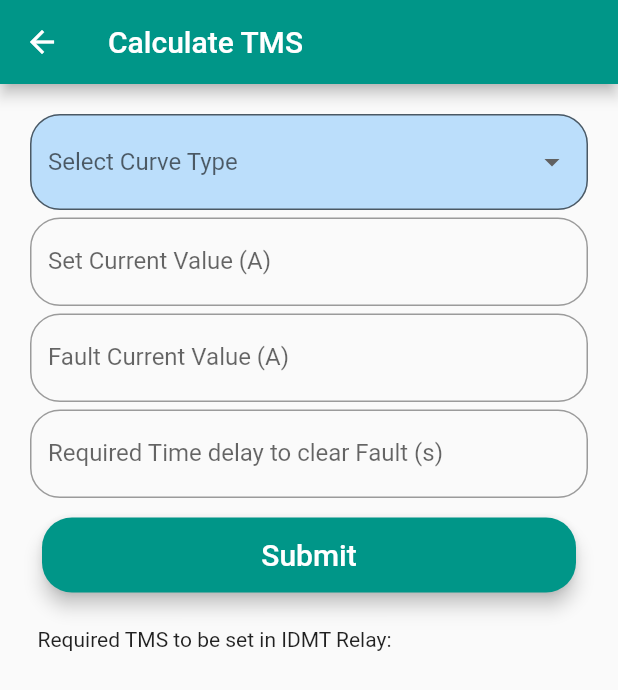
After one commit to cool412/aio4getco, a Flutter app: the IDMTScreen screen opened directly, after a tap on "Required TMS", on a phone screen of 412 x 824 dp. The commit adds this screen. Shown: the top 690 px of the screen. Run offline on Flutter 3.47's test engine with Material 2 defaults, Android fonts, the phone set to English and light mode, and no system bars.

```diff
--- a/lib/data/conductorImpedanceList.dart
+++ b/lib/data/conductorImpedanceList.dart
@@ -24,3 +24,34 @@ List<ConductorImpedance> initiateConductorData() {
       0.372, 0.3761, 0.286, 1.029, 1.068, 81.439, 74.467));
   return populateList;
 }
+
+class CurveClass {
+  String typeCurve;
+  double kValue, cValue, aValue, pValue;
+
+  CurveClass(
+      this.typeCurve, this.kValue, this.cValue, this.aValue, this.pValue);
+}
+
+List<CurveClass> initiateCurveData() {
+  List<CurveClass> populateList = [];
+  populateList
+      .add(CurveClass("IEC Standard Inverse Time (SI)", 0.14, 0, 0.02, 1));
+  populateList.add(CurveClass("IEC Very Inverse Time (VI)", 13.5, 0, 1, 1));
+  populateList.add(CurveClass("IEC Extremely Inverse Time (EI)", 80, 0, 2, 1));
+  populateList.add(CurveClass("IEC Long Time Inverse", 120, 0, 1, 1));
+  populateList.add(CurveClass(
+      "IEEE Moderately Invertime Time (MI)", 0.0515, 0.114, 0.02, 1));
+  populateList
+      .add(CurveClass("IEEE Very Inverse Time (VI)", 19.61, 0.491, 2, 1));
+  populateList
+      .add(CurveClass("IEEE Extremely Inverse Time (EI)", 28.2, 0.1217, 2, 1));
+  populateList.add(CurveClass("US Time Inverse (CO8)", 5.95, 0.18, 2, 1));
+  populateList.add(
+      CurveClass("US Short Time Inverse (CO2 P20)", 0.02394, 0.01694, 0.02, 1));
+  populateList.add(
+      CurveClass("US Short Time Inverse (CO2 P40)", 0.16758, 0.11858, 0.02, 1));
+  populateList.add(CurveClass("RI", -4.2373, 0, 1, 1.43644));
+
+  return populateList;
+}
--- /dev/null
+++ b/lib/idmtCalc.dart
@@ -0,0 +1,97 @@
+import 'package:aio4getco/idmtSet/calcFaultCurrent.dart';
+import 'package:aio4getco/idmtSet/calcFaultTime.dart';
+import 'package:aio4getco/idmtSet/calcPlug.dart';
+import 'package:aio4getco/idmtSet/calcTMS.dart';
+import 'package:flutter/cupertino.dart';
+import 'package:flutter/material.dart';
+
+class IDMTScreen extends StatefulWidget {
+  _IDMTState createState() => _IDMTState();
+}
+
+class _IDMTState extends State<IDMTScreen> {
+  static const String faultTime = "Fault Clearance Time";
+  static const String setTms = "Required TMS";
+  static const String faultCurrent = "Fault Current";
+  static const String plugSetting = "Plug Setting";
+
+  @override
+  Widget build(BuildContext context) {
+    return Scaffold(
+      appBar: AppBar(
+        title: new Text("IDMT Calculation"),
+      ),
+      body: new Container(
+        padding: EdgeInsets.all(20.0),
+        child: SingleChildScrollView(
+          child: Column(
+            crossAxisAlignment: CrossAxisAlignment.start,
+            children: [
+              SizedBox(height: 10.0),
+              gridButton(setTms),
+              SizedBox(height: 10.0),
+              gridButton(faultTime),
+              SizedBox(height: 10.0),
+              gridButton(faultCurrent),
+              SizedBox(height: 10.0),
+              gridButton(plugSetting),
+            ],
+          ),
+        ),
+      ),
+    );
+  }
+
+  Widget gridButton(String displayText) {
+    return RaisedButton(
+      color: Colors.white,
+      elevation: 5.0,
+      onPressed: () {
+        _pushToNextActivity(displayText);
+      },
+      shape: new RoundedRectangleBorder(
+        borderRadius: new BorderRadius.circular(15.0),
+      ),
+      child: Column(
+        mainAxisAlignment: MainAxisAlignment.center,
+        crossAxisAlignment: CrossAxisAlignment.center,
+        children: <Widget>[
+          new Center(
+            child: Text(
+              displayText,
+              style: TextStyle(color: Colors.blue, fontSize: 17.0),
+            ),
+          ),
+        ],
+      ),
+    );
+  }
+
+  void _pushToNextActivity(String selection) {
+    switch (selection) {
+      case setTms:
+        {
+          Navigator.of(context).push(
+              new MaterialPageRoute(builder: (context) => TMSScreen()));
+        }
+        break;
+      case faultTime:
+        {
+          Navigator.of(context).push(
+              new MaterialPageRoute(builder: (context) => FaultTimeScreen()));
+        }
+        break;
+      case faultCurrent:
+        {
+          Navigator.of(context).push(
+              new MaterialPageRoute(builder: (context) => FaultCurrentScreen()));
+        }
+        break;
+      case plugSetting:
+        {
+          Navigator.of(context)
+              .push(new MaterialPageRoute(builder: (context) => PlugScreen()));
+        }
+    }
+  }
+}
--- /dev/null
+++ b/lib/idmtSet/calcTMS.dart
@@ -0,0 +1,246 @@
+import 'dart:math';
+import 'package:aio4getco/data/conductorImpedanceList.dart';
+import 'package:flutter/cupertino.dart';
+import 'package:flutter/material.dart';
+import 'package:flutter/services.dart';
+
+class TMSScreen extends StatefulWidget {
+  _TMSState createState() => _TMSState();
+}
+
+class _TMSState extends State<TMSScreen> {
+  List<CurveClass> curveList;
+
+  final GlobalKey<FormState> _formKey = GlobalKey<FormState>();
+
+  CurveClass _selectCurve;
+
+  double _setValue, _faultValue, _timeRequired;
+
+  String _setValueText = "Set Current Value (A)";
+  String _faultValueText = "Fault Current Value (A)";
+  String _timeRequiredText = "Required Time delay to clear Fault (s)";
+
+  String _requiredTMS = "";
+
+  @override
+  void initState() {
+    super.initState();
+    curveList = initiateCurveData();
+  }
+
+  @override
+  Widget build(BuildContext context) {
+    return Scaffold(
+      appBar: AppBar(
+        title: new Text("Calculate TMS"),
+      ),
+      body: new Container(
+        padding: EdgeInsets.all(20.0),
+        child: SingleChildScrollView(
+          child: Form(
+            key: _formKey,
+            child: Column(
+              crossAxisAlignment: CrossAxisAlignment.start,
+              children: [
+                buildList4CurveType(),
+                SizedBox(height: 5.0),
+                buildSetValueField(),
+                SizedBox(height: 5.0),
+                buildFaultValueField(),
+                SizedBox(height: 5.0),
+                buildTimeField(),
+                SizedBox(height: 5.0),
+                buildButtonContainer(),
+                SizedBox(height: 10.0),
+                buildResultText(),
+              ],
+            ),
+          ),
+        ),
+      ),
+    );
+  }
+
+  Widget buildResultText(){
+    return Container(
+      padding: EdgeInsets.all(5.0),
+      child: Column(
+        crossAxisAlignment: CrossAxisAlignment.start,
+        children: [
+          new Text("Required TMS to be set in IDMT Relay: " + _requiredTMS),
+        ],
+      ),
+    );
+  }
+
+  Widget buildList4CurveType() {
+    return new DropdownButtonFormField<CurveClass>(
+      isDense: true,
+      isExpanded: true,
+      focusColor: Colors.deepOrangeAccent,
+      dropdownColor: Colors.blue[100],
+      decoration: InputDecoration(
+          border: OutlineInputBorder(
+            borderRadius: const BorderRadius.all(
+              const Radius.circular(20.0),
+            ),
+          ),
+          filled: true,
+          hintStyle: TextStyle(color: Colors.blue[100]),
+          hintText: "Select Curve Type",
+          fillColor: Colors.blue[100]),
+      hint: new Text("Select Curve Type"),
+      elevation: 10,
+      value: _selectCurve,
+      onChanged: (CurveClass value) {
+        setState(() {
+          _selectCurve = value;
+        });
+      },
+      validator: (CurveClass value) {
+        if (value == null) {
+          return 'Please select Curve Type';
+        }
+        return null;
+      },
+      items: curveList.map((CurveClass list) {
+        return new DropdownMenuItem<CurveClass>(
+          value: list,
+          child: new Text(
+            list.typeCurve,
+            overflow: TextOverflow.clip,
+          ),
+        );
+      }).toList(),
+    );
+  }
+
+  Widget buildSetValueField() {
+    return TextFormField(
+      //controller: h2Controller,
+      inputFormatters: [
+        WhitelistingTextInputFormatter(RegExp(r'^\d+\.?\d{0,2}')),
+      ],
+      keyboardType: TextInputType.numberWithOptions(decimal: true),
+      validator: (value) {
+        if (value.isEmpty) {
+          return 'Field can not be empty';
+        }
+        double test = double.tryParse(value);
+        if (test == null || test <= 0) {
+          return 'Entered value is invalid';
+        }
+        return null;
+      },
+      onSaved: (value) {
+        _setValue = double.tryParse(value);
+      },
+      decoration: InputDecoration(
+        labelText: _setValueText,
+        hintStyle: TextStyle(color: Colors.grey, fontSize: 16.0),
+        border: OutlineInputBorder(borderRadius: BorderRadius.circular(20.0)),
+        //prefixIcon: Icon(Icons.email),
+        suffixText: "A",
+      ),
+    );
+  }
+
+  Widget buildFaultValueField() {
+    return TextFormField(
+      //controller: h2Controller,
+      inputFormatters: [
+        WhitelistingTextInputFormatter(RegExp(r'^\d+\.?\d{0,2}')),
+      ],
+      keyboardType: TextInputType.numberWithOptions(decimal: true),
+      validator: (value) {
+        if (value.isEmpty) {
+          return 'Field can not be empty';
+        }
+        double test = double.tryParse(value);
+        if (test == null || test <= 0) {
+          return 'Entered value is invalid';
+        }
+        return null;
+      },
+      onSaved: (value) {
+        _faultValue = double.tryParse(value);
+      },
+      decoration: InputDecoration(
+        labelText: _faultValueText,
+        hintStyle: TextStyle(color: Colors.grey, fontSize: 16.0),
+        border: OutlineInputBorder(borderRadius: BorderRadius.circular(20.0)),
+        //prefixIcon: Icon(Icons.email),
+        suffixText: "A",
+      ),
+    );
+  }
+
+  Widget buildTimeField() {
+    return TextFormField(
+      //controller: h2Controller,
+      inputFormatters: [
+        WhitelistingTextInputFormatter(RegExp(r'^\d+\.?\d{0,2}')),
+      ],
+      keyboardType: TextInputType.numberWithOptions(decimal: true),
+      validator: (value) {
+        if (value.isEmpty) {
+          return 'Field can not be empty';
+        }
+        double test = double.tryParse(value);
+        if (test == null || test <= 0) {
+          return 'Entered value is invalid';
+        }
+        return null;
+      },
+      onSaved: (value) {
+        _timeRequired = double.tryParse(value);
+      },
+      decoration: InputDecoration(
+        labelText: _timeRequiredText,
+        hintStyle: TextStyle(color: Colors.grey, fontSize: 16.0),
+        border: OutlineInputBorder(borderRadius: BorderRadius.circular(20.0)),
+        //prefixIcon: Icon(Icons.email),
+        suffixText: "s",
+      ),
+    );
+  }
+
+  Widget buildButtonContainer() {
+    return ButtonBar(children: <Widget>[
+      (RaisedButton(
+        color: Colors.teal,
+        elevation: 5.0,
+        shape: new RoundedRectangleBorder(
+          borderRadius: new BorderRadius.circular(20.0),
+        ),
+        onPressed: () {
+          if (!_formKey.currentState.validate()) {
+            return;
+          }
+          _formKey.currentState.save();
+
+          double currentRatio = _faultValue / _setValue;
+          double currentRatioPower = pow(currentRatio, _selectCurve.aValue);
+          double numeratorValue =
+              _timeRequired * (currentRatioPower - _selectCurve.pValue);
+          double timeMultiple = numeratorValue / _selectCurve.kValue;
+
+          setState(() {
+            _requiredTMS = timeMultiple.toStringAsFixed(2);
+          });
+        },
+        child: Container(
+          height: 50.0,
+          width: MediaQuery.of(context).size.width,
+          child: Center(
+            child: const Text(
+              'Submit',
+              style: TextStyle(color: Colors.white, fontSize: 20.0),
+            ),
+          ),
+        ),
+      ))
+    ]);
+  }
+}
```
Also changed, not shown: lib/dgResult.dart (+1 -18 lines), lib/idmtSet/calcFaultCurrent.dart (added, +18 -0 lines), lib/idmtSet/calcFaultTime.dart (added, +247 -0 lines), lib/idmtSet/calcPlug.dart (added, +18 -0 lines), lib/main.dart (+9 -3 lines).
